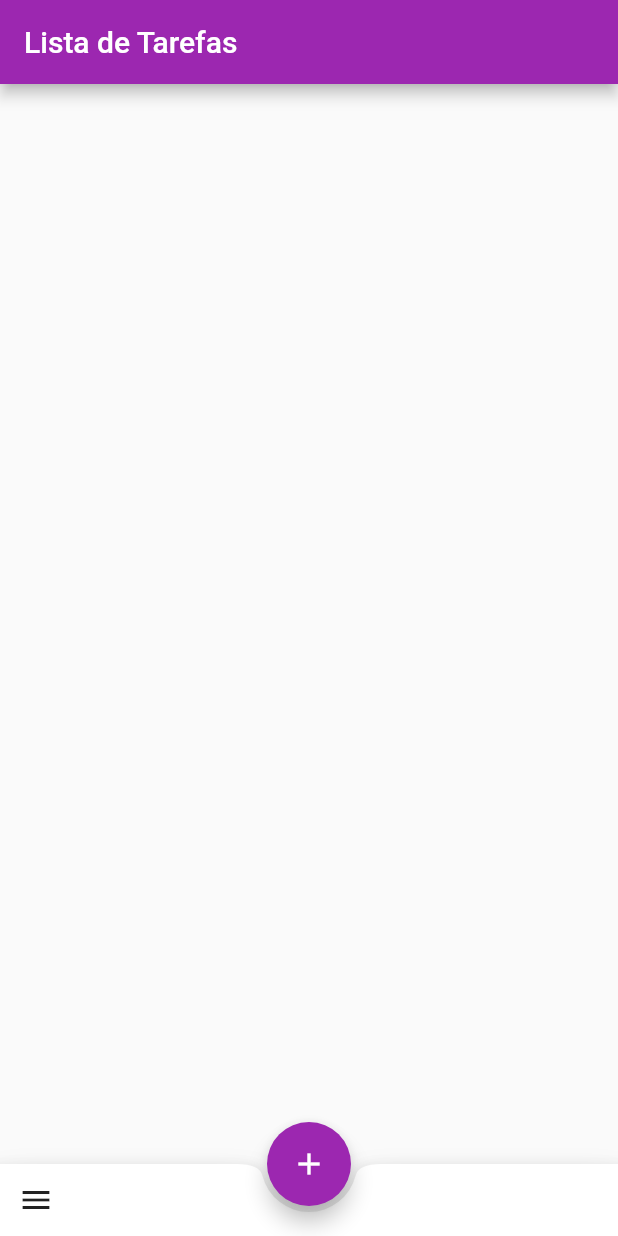
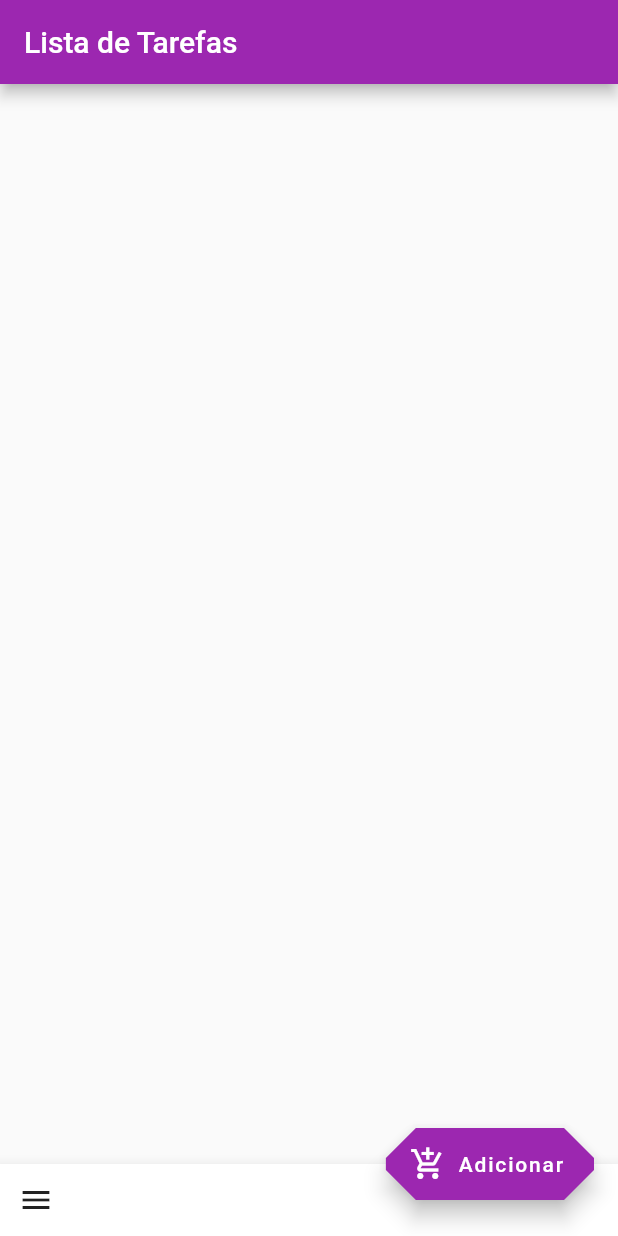
Before and after one commit to paulosales47/AppListaTarefas, a Flutter app: the screen it shows after launch, on a phone screen of 412 x 824 dp. Run offline on Flutter 3.47's test engine with Material 2 defaults, Android fonts, the phone set to English and light mode, and no system bars.

Commit message:
Commit Inicial - Utilizando FloatingActionButton com o construtor extended

```diff
--- a/lib/Home.dart
+++ b/lib/Home.dart
@@ -15,20 +15,23 @@ class _HomeState extends State<Home> {
       ),
       body: Container(),
       bottomNavigationBar: BottomAppBar(
-        shape: CircularNotchedRectangle(),
         child: Row(
           children: [
             IconButton(icon: Icon(Icons.menu), onPressed: (){})
           ],
         ),
       ),
-      floatingActionButtonLocation: FloatingActionButtonLocation.centerDocked,
-      floatingActionButton: FloatingActionButton(
+      floatingActionButtonLocation: FloatingActionButtonLocation.endDocked,
+      floatingActionButton: FloatingActionButton.extended(
         backgroundColor: Colors.purple,
         foregroundColor: Colors.white,
         elevation: 6,
         onPressed: (){},
-        child: Icon(Icons.add),
+        icon: Icon(Icons.add_shopping_cart),
+        label: Text("Adicionar"),
+        shape: BeveledRectangleBorder(
+          borderRadius: BorderRadius.circular(20),
+        ),
       ),
     );
   }
```
